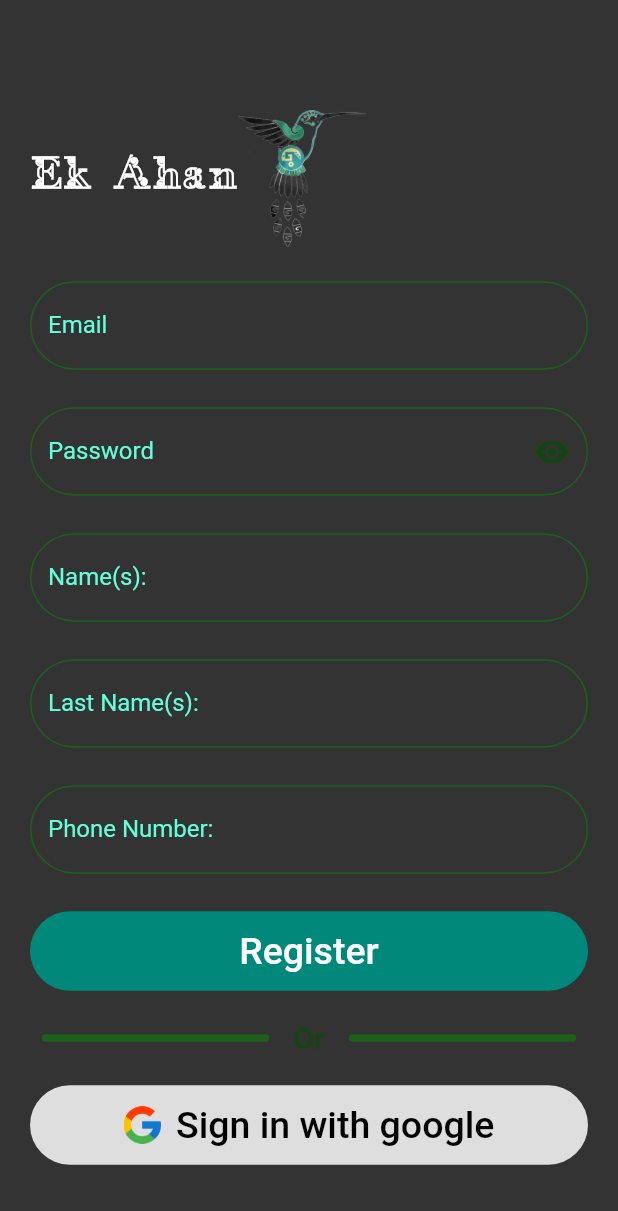
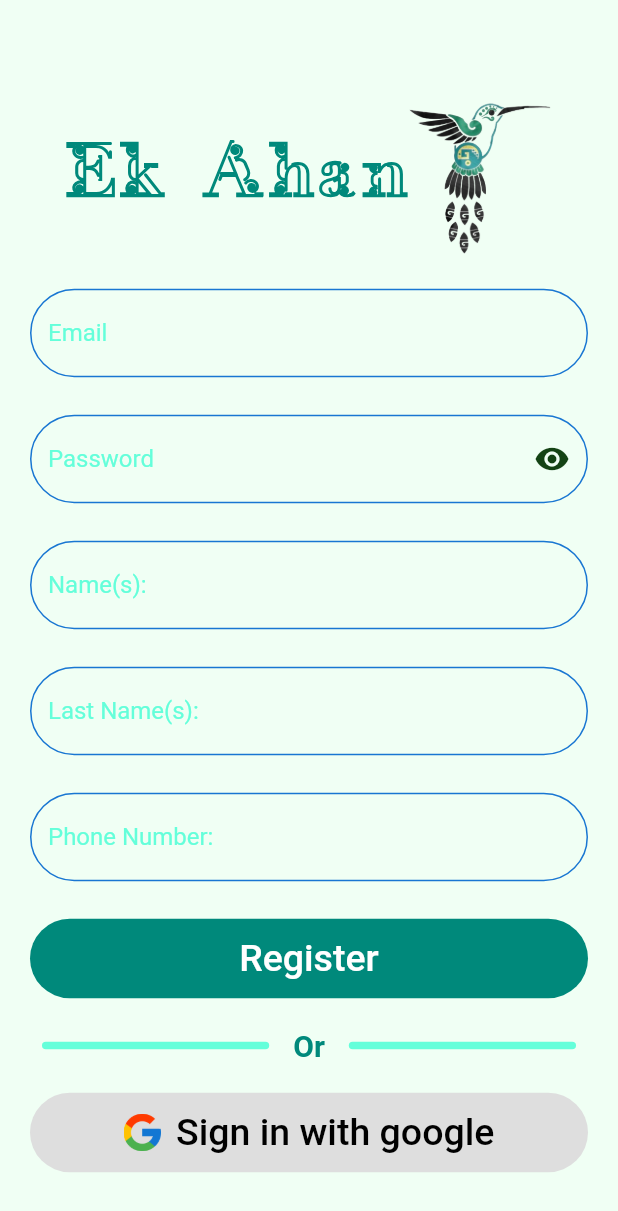
Before and after one commit to lireyes22/ekahanfirebase, a Flutter app: the RegisterScreen screen opened by its route, on a phone screen of 412 x 824 dp. Shown: the top 1211 px of the screen. Run offline on Flutter 3.47's test engine with Material 2 defaults, Android fonts, the phone set to English and light mode, and no system bars; our stand-ins replace cloud_firestore, curved_labeled_navigation_bar, firebase_core; accounts and stored records are empty.

Commit message:
themessave

```diff
--- a/lib/Widgets/login_separator.dart
+++ b/lib/Widgets/login_separator.dart
@@ -16,8 +16,9 @@ class LoginSeparator extends StatelessWidget {
               child: Container(
                 height: 5, // Grosor de la línea
                 decoration: BoxDecoration(
-                  color: const Color.fromARGB(
-                      255, 28, 96, 27), // Color de la línea
+                  color: Theme.of(context)
+                      .colorScheme
+                      .tertiary, // Color de la línea
                   borderRadius: BorderRadius.circular(
                       50), // Radio de borde para hacerlo redondeado
                 ),
@@ -29,18 +30,16 @@ class LoginSeparator extends StatelessWidget {
               padding: EdgeInsets.symmetric(horizontal: 8),
               child: Text(
                 "Or",
-                style: TextStyle(
-                    fontSize: 20,
-                    color: Color.fromARGB(255, 20, 67, 20),
-                    fontWeight: FontWeight.bold),
+                style: TextStyle(fontSize: 20, fontWeight: FontWeight.bold),
               ), // Texto entre los guiones
             ), // Texto entre las líneas
             Expanded(
               child: Container(
                 height: 5, // Grosor de la línea
                 decoration: BoxDecoration(
-                  color: const Color.fromARGB(
-                      255, 28, 96, 27), // Color de la línea
+                  color: Theme.of(context)
+                      .colorScheme
+                      .tertiary, // Color de la línea
                   borderRadius: BorderRadius.circular(
                       50), // Radio de borde para hacerlo redondeado
                 ),
--- a/lib/Widgets/logo_row.dart
+++ b/lib/Widgets/logo_row.dart
@@ -9,7 +9,10 @@ class LogoRow extends StatelessWidget {
 
   @override
   Widget build(BuildContext context) {
-    return Row(children: <Widget>[
+    return Row(
+        mainAxisAlignment: MainAxisAlignment.center,
+        crossAxisAlignment: CrossAxisAlignment.center,
+        children: <Widget>[
           Text(
             "Ek Ahan",
             textAlign: TextAlign.center,
--- a/lib/Widgets/text_field.dart
+++ b/lib/Widgets/text_field.dart
@@ -9,13 +9,17 @@ class TextFieldPrimary extends StatelessWidget {
   final ValueChanged<String>? onChanged;
   final Color? textColor;
   final Color? bgColor;
+  final double? fontSize;
   const TextFieldPrimary(
       {super.key,
       this.obscureTxt = false,
       this.labelTxt = "",
       this.allNumbers = false,
       this.passwordController,
-      this.onChanged, this.textColor, this.bgColor});
+      this.onChanged,
+      this.textColor,
+      this.bgColor,
+      this.fontSize});
 
   @override
   Widget build(BuildContext context) {
@@ -28,26 +32,28 @@ class TextFieldPrimary extends StatelessWidget {
       textAlign: TextAlign.center,
       obscureText: obscureTxt,
       decoration: InputDecoration(
-        border: const OutlineInputBorder(
+        floatingLabelStyle: TextStyle(
+            color: Theme.of(context).colorScheme.tertiary, fontSize: fontSize),
+        border: OutlineInputBorder(
             //estando normal
-            borderRadius: BorderRadius.all(Radius.circular(32)),
-            borderSide: BorderSide(color: Color.fromARGB(255, 28, 96, 27))),
-        enabledBorder: const OutlineInputBorder(
+            borderRadius: const BorderRadius.all(Radius.circular(32)),
+            borderSide: BorderSide(color: Theme.of(context).primaryColorDark)),
+        enabledBorder: OutlineInputBorder(
             //estando habilitado
-            borderRadius: BorderRadius.all(Radius.circular(32)),
+            borderRadius: const BorderRadius.all(Radius.circular(32)),
+            borderSide: BorderSide(
+                width: 1.0, color: Theme.of(context).primaryColorDark)),
+        focusedBorder: OutlineInputBorder(
+            //si estan escribiendo sobre el
+            borderRadius: const BorderRadius.all(Radius.circular(32)),
             borderSide:
-                BorderSide(width: 1.0, color: Color.fromARGB(255, 28, 96, 27))),
-        focusedBorder: const OutlineInputBorder(
-            //si estan escribiendo sobre el
-            borderRadius: BorderRadius.all(Radius.circular(32)),
-            borderSide:
-                BorderSide(width: 2.0, color: Color.fromARGB(255, 20, 67, 20))),
+                BorderSide(width: 2.0, color: Theme.of(context).primaryColor)),
         labelText: labelTxt,
         suffixIcon: passwordController,
-        labelStyle: TextStyle(
-          color: textColor,
-        ),
+        labelStyle:
+            TextStyle(color: Theme.of(context).hintColor, fontSize: fontSize),
       ),
+      style: TextStyle(fontSize: fontSize),
       onChanged: onChanged,
     );
   }
--- a/lib/main.dart
+++ b/lib/main.dart
@@ -1,5 +1,3 @@
-import 'package:ekahanfirebase/themes/theme_dark.dart';
-import 'package:ekahanfirebase/themes/theme_light.dart';
 import 'package:flutter/material.dart';
 //Firebase:
 import 'package:firebase_core/firebase_core.dart';
@@ -10,6 +8,8 @@ import 'package:ekahanfirebase/screens/login_screen.dart';
 import 'package:ekahanfirebase/screens/register_screen.dart';
 import 'package:ekahanfirebase/screens/welcome_screen.dart';
 //Tema de color
+//import 'package:ekahanfirebase/themes/theme_dark.dart';
+import 'package:ekahanfirebase/themes/theme_light.dart';
 
 void main() async {
   WidgetsFlutterBinding.ensureInitialized();
@@ -18,7 +18,7 @@ void main() async {
   );
   runApp(MaterialApp(
     debugShowCheckedModeBanner: false,
-    theme: darkThemeData,
+    theme: lightThemeData,
     home: const WelcomeScreen(),
     initialRoute: WelcomeScreen.routeName,
     routes: <String, WidgetBuilder>{
--- a/lib/screens/register_screen.dart
+++ b/lib/screens/register_screen.dart
@@ -36,8 +36,8 @@ class _RegisterScreenState extends State<RegisterScreen> {
               children: <Widget>[
                 const SizedBox(height: 20),
                 const LogoRow(
-                  height: 30,
-                  heightIcon: 100,
+                  height: 50,
+                  heightIcon: 110,
                 ),
                 const SizedBox(height: 20),
                 //Caja de texto para el Email
--- a/lib/themes/theme_dark.dart
+++ b/lib/themes/theme_dark.dart
@@ -1,4 +1,3 @@
-
 import 'package:flutter/material.dart';
 
 ThemeData darkThemeData = ThemeData(
@@ -16,14 +15,6 @@ ThemeData darkThemeData = ThemeData(
   // Fondo
   scaffoldBackgroundColor: const Color(0xFF333333), // Fondo de los widgets
 
-  // AppBar
-  appBarTheme: const AppBarTheme(
-    color: Color(0xFF00897B), // Color de la barra de la aplicación
-    iconTheme: IconThemeData(
-        color: Color(
-            0xFFFFFFFF)), // Color de los iconos en la barra de la aplicación
-  ),
-
   // Botones
   buttonTheme: const ButtonThemeData(
     buttonColor: Color(0xFF00897B), // Color de fondo de los botones
@@ -39,7 +30,9 @@ ThemeData darkThemeData = ThemeData(
     primary: Color(0xFF00897B), // Color primario
     onPrimary: Color(0xFFFFFFFF), // Color de texto sobre el color primario
     secondary: Color(0xFF64FFDA), // Color secundario
-    onSecondary: Color(0xFF000000), // Color de texto sobre el color secundario
+    onSecondary: Color(0xFF000000),
+    tertiary: Color(0xFFFFFFFF),
+    onTertiary: Color(0x00000000), // Color de texto sobre el color secundario
     error: Color(0xFFB00020), // Color para errores
     onError: Color(0xFFFFFFFF), // Color de texto sobre el color de error
     background: Color(0xFF333333), // Color de fondo
--- a/lib/themes/theme_light.dart
+++ b/lib/themes/theme_light.dart
@@ -7,21 +7,14 @@ ThemeData lightThemeData = ThemeData(
   // Colores de texto
   textTheme: const TextTheme(
     titleLarge: TextStyle(
-        color: Color(0xFF333333), fontSize: 20.0), // Texto de encabezado
+        color: Color.fromARGB(255, 96, 59, 27),
+        fontSize: 20.0), // Texto de encabezado
     bodyMedium:
-        TextStyle(color: Color(0xFF333333), fontSize: 16.0), // Texto de cuerpo
+        TextStyle(color: Color(0xFF00897B), fontSize: 16.0), // Texto de cuerpo
   ),
 
   // Fondo
   scaffoldBackgroundColor: const Color(0xFFF0FFF4), // Fondo de los widgets
-
-  // AppBar
-  appBarTheme: const AppBarTheme(
-    color: Color(0xFF00897B), // Color de la barra de la aplicación
-    iconTheme: IconThemeData(
-        color: Color(
-            0xFFFFFFFF)), // Color de los iconos en la barra de la aplicación
-  ),
 
   // Botones
   buttonTheme: const ButtonThemeData(
```
Lines whose indentation alone changed are shown as unchanged.
